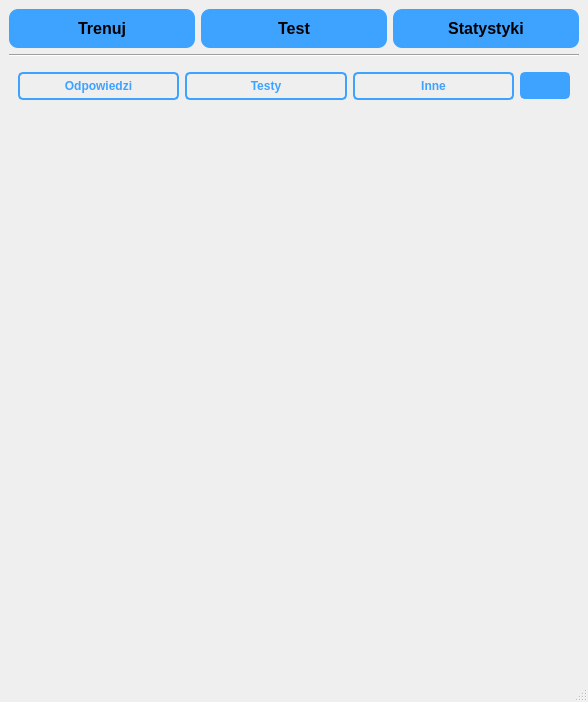
This is flashcards.ui in xDepcio/projekt-studia-flashcards as Qt 5 draws it before an edit. The edited form follows.
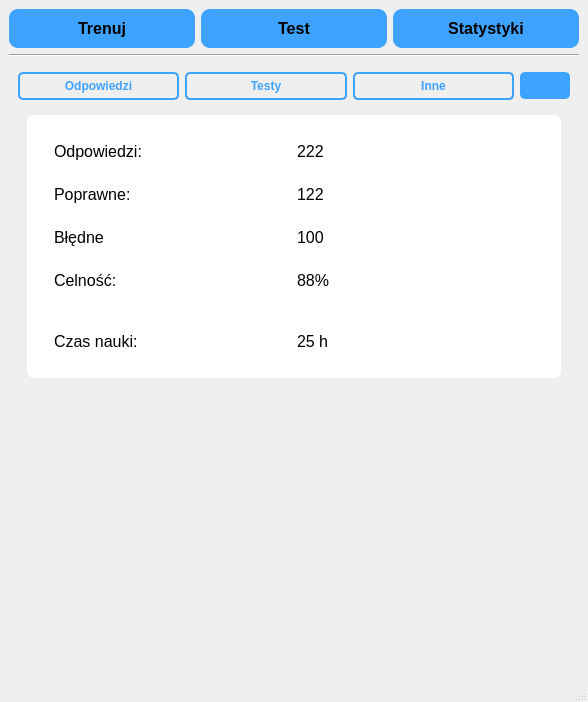
This is the edited form. The open tabs and pages were chosen to show the change. Icons and pictures are not drawn.

Diff of the .ui file:
```diff
--- a/flashcards.ui
+++ b/flashcards.ui
@@ -640,7 +640,264 @@
               </item>
              </layout>
             </widget>
-            <widget class="QWidget" name="page_9"/>
+            <widget class="QWidget" name="page_9">
+             <layout class="QVBoxLayout" name="verticalLayout_13">
+              <item>
+               <widget class="QWidget" name="widget_5" native="true">
+                <property name="sizePolicy">
+                 <sizepolicy hsizetype="Preferred" vsizetype="Maximum">
+                  <horstretch>0</horstretch>
+                  <verstretch>0</verstretch>
+                 </sizepolicy>
+                </property>
+                <property name="autoFillBackground">
+                 <bool>false</bool>
+                </property>
+                <property name="styleSheet">
+                 <string notr="true">background-color: white;
+border-radius: 7px;</string>
+                </property>
+                <layout class="QVBoxLayout" name="verticalLayout_16">
+                 <property name="spacing">
+                  <number>6</number>
+                 </property>
+                 <property name="sizeConstraint">
+                  <enum>QLayout::SetDefaultConstraint</enum>
+                 </property>
+                 <item>
+                  <widget class="QWidget" name="widget_6" native="true">
+                   <property name="sizePolicy">
+                    <sizepolicy hsizetype="Preferred" vsizetype="Maximum">
+                     <horstretch>0</horstretch>
+                     <verstretch>0</verstretch>
+                    </sizepolicy>
+                   </property>
+                   <layout class="QVBoxLayout" name="verticalLayout_14">
+                    <item>
+                     <widget class="QWidget" name="widget_7" native="true">
+                      <property name="sizePolicy">
+                       <sizepolicy hsizetype="Preferred" vsizetype="Maximum">
+                        <horstretch>0</horstretch>
+                        <verstretch>0</verstretch>
+                       </sizepolicy>
+                      </property>
+                      <layout class="QHBoxLayout" name="horizontalLayout_12">
+                       <item>
+                        <widget class="QLabel" name="label_2">
+                         <property name="font">
+                          <font>
+                           <family>Arial</family>
+                           <pointsize>12</pointsize>
+                           <weight>50</weight>
+                           <bold>false</bold>
+                          </font>
+                         </property>
+                         <property name="text">
+                          <string>Odpowiedzi:</string>
+                         </property>
+                        </widget>
+                       </item>
+                       <item>
+                        <widget class="QLabel" name="labelAllAnswers">
+                         <property name="font">
+                          <font>
+                           <family>Arial</family>
+                           <pointsize>12</pointsize>
+                          </font>
+                         </property>
+                         <property name="text">
+                          <string>222</string>
+                         </property>
+                        </widget>
+                       </item>
+                      </layout>
+                     </widget>
+                    </item>
+                    <item>
+                     <widget class="QWidget" name="widget_8" native="true">
+                      <property name="sizePolicy">
+                       <sizepolicy hsizetype="Preferred" vsizetype="Maximum">
+                        <horstretch>0</horstretch>
+                        <verstretch>0</verstretch>
+                       </sizepolicy>
+                      </property>
+                      <layout class="QHBoxLayout" name="horizontalLayout_11">
+                       <item>
+                        <widget class="QLabel" name="label_5">
+                         <property name="font">
+                          <font>
+                           <family>Arial</family>
+                           <pointsize>12</pointsize>
+                          </font>
+                         </property>
+                         <property name="text">
+                          <string>Poprawne:</string>
+                         </property>
+                        </widget>
+                       </item>
+                       <item>
+                        <widget class="QLabel" name="labelCorrectAnswers">
+                         <property name="font">
+                          <font>
+                           <family>Arial</family>
+                           <pointsize>12</pointsize>
+                          </font>
+                         </property>
+                         <property name="text">
+                          <string>122</string>
+                         </property>
+                        </widget>
+                       </item>
+                      </layout>
+                     </widget>
+                    </item>
+                    <item>
+                     <widget class="QWidget" name="widget_9" native="true">
+                      <property name="sizePolicy">
+                       <sizepolicy hsizetype="Preferred" vsizetype="Maximum">
+                        <horstretch>0</horstretch>
+                        <verstretch>0</verstretch>
+                       </sizepolicy>
+                      </property>
+                      <layout class="QHBoxLayout" name="horizontalLayout_10">
+                       <item>
+                        <widget class="QLabel" name="label_9">
+                         <property name="font">
+                          <font>
+                           <family>Arial</family>
+                           <pointsize>12</pointsize>
+                          </font>
+                         </property>
+                         <property name="text">
+                          <string>Błędne</string>
+                         </property>
+                        </widget>
+                       </item>
+                       <item>
+                        <widget class="QLabel" name="labelWrongAnswers">
+                         <property name="font">
+                          <font>
+                           <family>Arial</family>
+                           <pointsize>12</pointsize>
+                          </font>
+                         </property>
+                         <property name="text">
+                          <string>100</string>
+                         </property>
+                        </widget>
+                       </item>
+                      </layout>
+                     </widget>
+                    </item>
+                    <item>
+                     <widget class="QWidget" name="widget_10" native="true">
+                      <property name="sizePolicy">
+                       <sizepolicy hsizetype="Preferred" vsizetype="Maximum">
+                        <horstretch>0</horstretch>
+                        <verstretch>0</verstretch>
+                       </sizepolicy>
+                      </property>
+                      <layout class="QHBoxLayout" name="horizontalLayout_9">
+                       <item>
+                        <widget class="QLabel" name="label_11">
+                         <property name="font">
+                          <font>
+                           <family>Arial</family>
+                           <pointsize>12</pointsize>
+                          </font>
+                         </property>
+                         <property name="text">
+                          <string>Celność:</string>
+                         </property>
+                        </widget>
+                       </item>
+                       <item>
+                        <widget class="QLabel" name="labelAccuracy">
+                         <property name="font">
+                          <font>
+                           <family>Arial</family>
+                           <pointsize>12</pointsize>
+                          </font>
+                         </property>
+                         <property name="text">
+                          <string>88%</string>
+                         </property>
+                        </widget>
+                       </item>
+                      </layout>
+                     </widget>
+                    </item>
+                   </layout>
+                  </widget>
+                 </item>
+                 <item>
+                  <widget class="QWidget" name="widget_11" native="true">
+                   <property name="sizePolicy">
+                    <sizepolicy hsizetype="Preferred" vsizetype="Maximum">
+                     <horstretch>0</horstretch>
+                     <verstretch>0</verstretch>
+                    </sizepolicy>
+                   </property>
+                   <layout class="QVBoxLayout" name="verticalLayout_15">
+                    <item>
+                     <widget class="QWidget" name="widget_12" native="true">
+                      <property name="sizePolicy">
+                       <sizepolicy hsizetype="Preferred" vsizetype="Maximum">
+                        <horstretch>0</horstretch>
+                        <verstretch>0</verstretch>
+                       </sizepolicy>
+                      </property>
+                      <layout class="QHBoxLayout" name="horizontalLayout_13">
+                       <item>
+                        <widget class="QLabel" name="label_13">
+                         <property name="font">
+                          <font>
+                           <family>Arial</family>
+                           <pointsize>12</pointsize>
+                          </font>
+                         </property>
+                         <property name="text">
+                          <string>Czas nauki:</string>
+                         </property>
+                        </widget>
+                       </item>
+                       <item>
+                        <widget class="QLabel" name="label_14">
+                         <property name="font">
+                          <font>
+                           <family>Arial</family>
+                           <pointsize>12</pointsize>
+                          </font>
+                         </property>
+                         <property name="text">
+                          <string>25 h</string>
+                         </property>
+                        </widget>
+                       </item>
+                      </layout>
+                     </widget>
+                    </item>
+                   </layout>
+                  </widget>
+                 </item>
+                </layout>
+               </widget>
+              </item>
+              <item>
+               <spacer name="verticalSpacer">
+                <property name="orientation">
+                 <enum>Qt::Vertical</enum>
+                </property>
+                <property name="sizeHint" stdset="0">
+                 <size>
+                  <width>20</width>
+                  <height>40</height>
+                 </size>
+                </property>
+               </spacer>
+              </item>
+             </layout>
+            </widget>
            </widget>
           </item>
          </layout>
```
Left out of the diff: 12 changed lines with no effect on the pictures.
